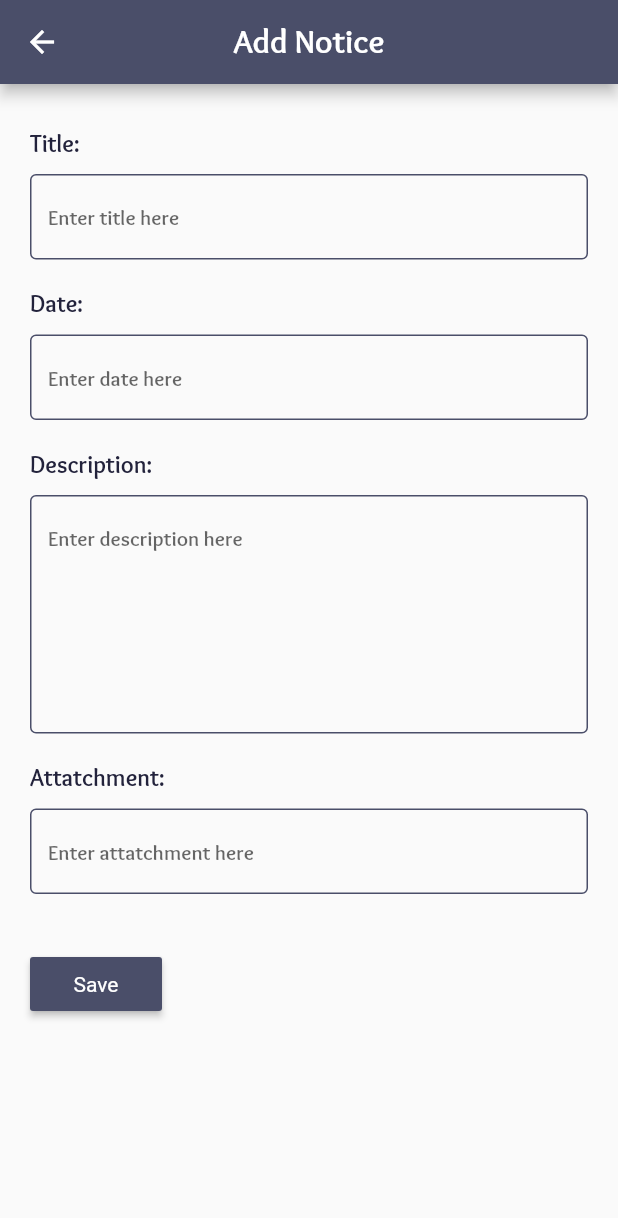
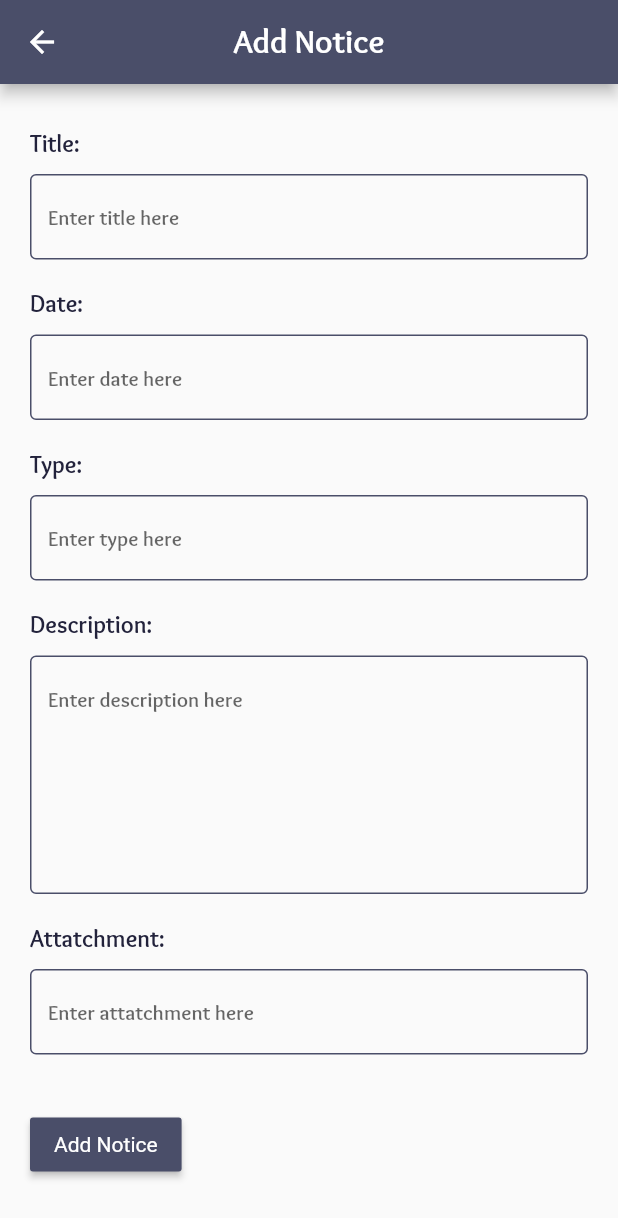
Before and after one commit to Bokamanushta/ApplicationDevelopmentFrontend, a Flutter app: the StaffAddNotice screen opened directly, on a phone screen of 412 x 824 dp. Shown: the top 1218 px of the screen. Run offline on Flutter 3.47's test engine with Material 2 defaults, Android fonts, the phone set to English and light mode, and no system bars; our stand-ins replace badges, carousel_slider, fl_chart, flare_flutter, flutter_slidable, font_awesome_flutter and 2 more; missing offline and left inert: timeline; network calls fail.

Commit message:
all the Notices for nothe staff and student are set to live to DB

```diff
--- a/lib/main.dart
+++ b/lib/main.dart
@@ -9,7 +9,7 @@ class MyApp extends StatelessWidget {
   @override
   Widget build(BuildContext context) {
     return MaterialApp(
-      initialRoute: staff_checkList,
+      initialRoute: notices,
       onGenerateRoute: Router.createRoute,
       debugShowCheckedModeBanner: false,
     );
--- a/lib/models/noticeInfo/noticeInfo.dart
+++ b/lib/models/noticeInfo/noticeInfo.dart
@@ -1,8 +1,34 @@
-class NoticeInfo{
+class NoticeInfo {
+  String id;
   String title;
+  String type;
   String description;
   String date;
   String attatchment;
 
-  NoticeInfo({this.title,this.date,this.description,this.attatchment});
+  NoticeInfo(
+      {this.id,
+      this.title,
+      this.type,
+      this.date,
+      this.description,
+      this.attatchment});
+
+  NoticeInfo.fromJson(Map<String, dynamic> json)
+      : this(
+            id: json['id'].toString(),
+            title: json['title'],
+            description: json['description'],
+            date: json['date'],
+            type: json['type'],
+            attatchment: json['attatchment']);
+
+  Map<String, dynamic> toJson() => {
+        'id': id,
+        'title': title,
+        'description': description,
+        'date': date,
+        'type': type,
+        'attatchment': attatchment
+      };
 }
--- a/lib/screens/staff_dashboard/manageStudent/noticeStaff/noticeAdd.dart
+++ b/lib/screens/staff_dashboard/manageStudent/noticeStaff/noticeAdd.dart
@@ -1,9 +1,10 @@
 import 'package:flutter/material.dart';
-import 'package:utm_x_change/models/mockData.dart';
 import 'package:utm_x_change/models/noticeInfo/noticeInfo.dart';
+import 'package:utm_x_change/services/notice_data_service.dart';
 
 class StaffAddNotice extends StatefulWidget {
   final NoticeInfo data = NoticeInfo();
+  final dataService = NoticeDataService();
 
   @override
   _StaffAddNoticeState createState() => _StaffAddNoticeState();
@@ -13,6 +14,7 @@ class _StaffAddNoticeState extends State<StaffAddNotice> {
   final _formKey = GlobalKey<FormState>();
   final _title = TextEditingController();
   final _date = TextEditingController();
+  final _type = TextEditingController();
   final _description = TextEditingController();
   final _attatchment = TextEditingController();
 
@@ -52,6 +54,15 @@ class _StaffAddNoticeState extends State<StaffAddNotice> {
                 ),
                 SizedBox(height: 20),
                 Container(
+                  child: Text('Type:',
+                      style: buildTextStyle(16.0, Color(0xff22223b))),
+                ),
+                SizedBox(height: 10),
+                Container(
+                  child: buildTextFormField('type', 1, _type),
+                ),
+                SizedBox(height: 20),
+                Container(
                   child: Text('Description:',
                       style: buildTextStyle(16.0, Color(0xff22223b))),
                 ),
@@ -74,20 +85,21 @@ class _StaffAddNoticeState extends State<StaffAddNotice> {
                   child: RaisedButton(
                     color: Color(0xff4a4e69),
                     textColor: Colors.white,
-                    onPressed: () {
+                    onPressed: () async {
                       if (_formKey.currentState.validate()) {
                         //backend code to update
-                        setState(() {
-                          widget.data.title = _title.text;
-                          widget.data.date = _date.text;
-                          widget.data.description = _description.text;
-                          widget.data.attatchment = _attatchment.text;
-                          noticeList.add(widget.data);
-                        });
+                        widget.data.title = _title.text;
+                        widget.data.date = _date.text;
+                        widget.data.type = _type.text;
+                        widget.data.description = _description.text;
+                        widget.data.attatchment = _attatchment.text;
+
+                        await widget.dataService
+                            .createNotice(notice: widget.data);
                         Navigator.pop(context);
                       }
                     },
-                    child: Text('Save'),
+                    child: Text('Add Notice'),
                   ),
                 ),
               ],
--- /dev/null
+++ b/lib/services/notice_data_service.dart
@@ -0,0 +1,56 @@
+import 'package:utm_x_change/models/noticeInfo/noticeInfo.dart';
+import 'package:utm_x_change/services/rest_service.dart';
+
+// QuoteDataService is a wrapper class implmenting calls for CRUD operations on Quote endpoints.
+//  The class is implemented using the Singleton design pattern.
+
+class NoticeDataService {
+  //------- Here is how we implement 'Singleton pattern' in Dart --------
+
+  static final NoticeDataService _instance = NoticeDataService._constructor();
+  factory NoticeDataService() {
+    return _instance;
+  }
+
+  NoticeDataService._constructor();
+  final rest = RestService();
+  //---------------------------- end of singleton implementation
+
+  Future deleteNotice({String id}) async {
+    await rest.delete('notices/$id');
+  }
+
+  Future<NoticeInfo> createNotice({NoticeInfo notice}) async {
+    final json = await rest.post('notices', data: notice);
+    return NoticeInfo.fromJson(json);
+  }
+
+  Future<NoticeInfo> updateNotice({String id, NoticeInfo notice}) async {
+    final json = await rest.patch('notices/$id', data: notice);
+    return NoticeInfo.fromJson(json);
+  }
+
+  Future<List<NoticeInfo>> getAllOfficialNotices() async {
+    final listJson = await rest.get('notices/officials');
+
+    return (listJson as List)
+        .map((itemJson) => NoticeInfo.fromJson(itemJson))
+        .toList();
+  }
+
+  Future<List<NoticeInfo>> getAllEventsNotices() async {
+    final listJson = await rest.get('notices/events');
+
+    return (listJson as List)
+        .map((itemJson) => NoticeInfo.fromJson(itemJson))
+        .toList();
+  }
+
+  Future<List<NoticeInfo>> getAllNotices() async {
+    final listJson = await rest.get('notices');
+
+    return (listJson as List)
+        .map((itemJson) => NoticeInfo.fromJson(itemJson))
+        .toList();
+  }
+} // class Quote
--- a/pubspec.yaml
+++ b/pubspec.yaml
@@ -72,6 +72,7 @@ flutter:
    - assets/images/legoland.png
    - assets/images/puteri_harbour.jpg
    - assets/images/jpo.jpg
+   - assets/images/noticeDesc.jpg
    - assets/images/hotels.png
    - assets/images/R&F TANJUNG PUTERI.jpg
    - assets/images/places.png
```
Also changed, not shown: lib/screens/notice/descNotice.dart (+7 -5 lines), lib/screens/notice/notice.dart (+93 -10 lines), lib/screens/staff_dashboard/manageStudent/noticeStaff/noticeEdit.dart (+34 -22 lines), lib/screens/staff_dashboard/manageStudent/noticeStaff/noticeStaff.dart (+98 -11 lines), assets/images/noticeDesc.jpg (added).
